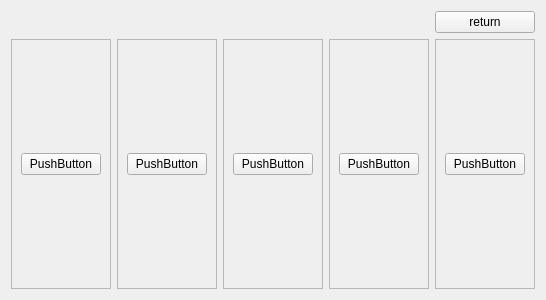
Old version of the form cselect/warriorselect.ui in the repository Silishark/Dnd-in-terminal.
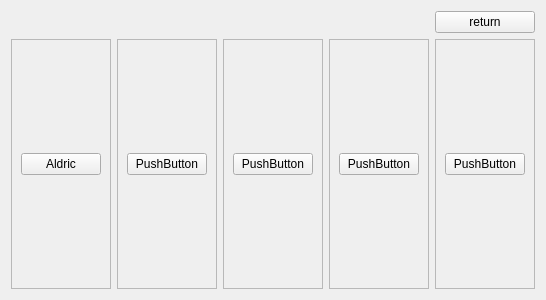
New version of the form.

```diff
--- a/cselect/warriorselect.ui
+++ b/cselect/warriorselect.ui
@@ -45,7 +45,7 @@
       <item>
        <widget class="QPushButton" name="pushButton">
         <property name="text">
-         <string>PushButton</string>
+         <string>Aldric</string>
         </property>
        </widget>
       </item>
```
Left out of the diff: 2 changed lines with no effect on the pictures.
